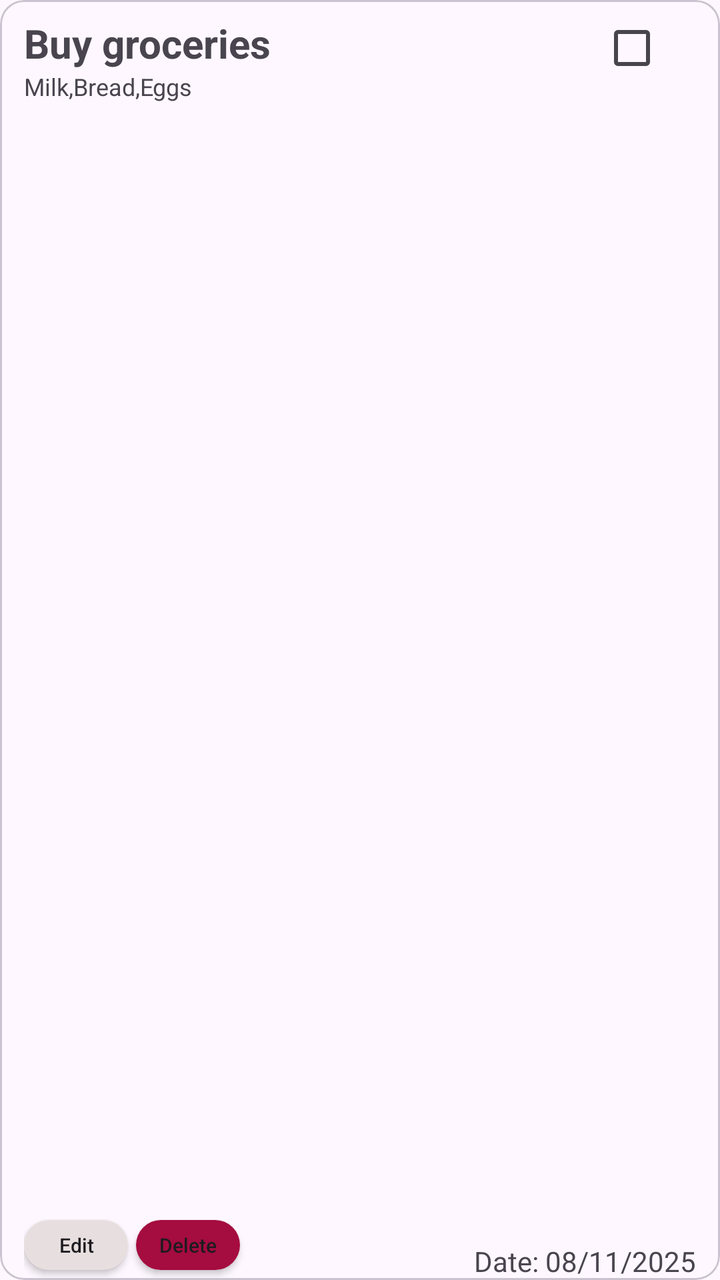
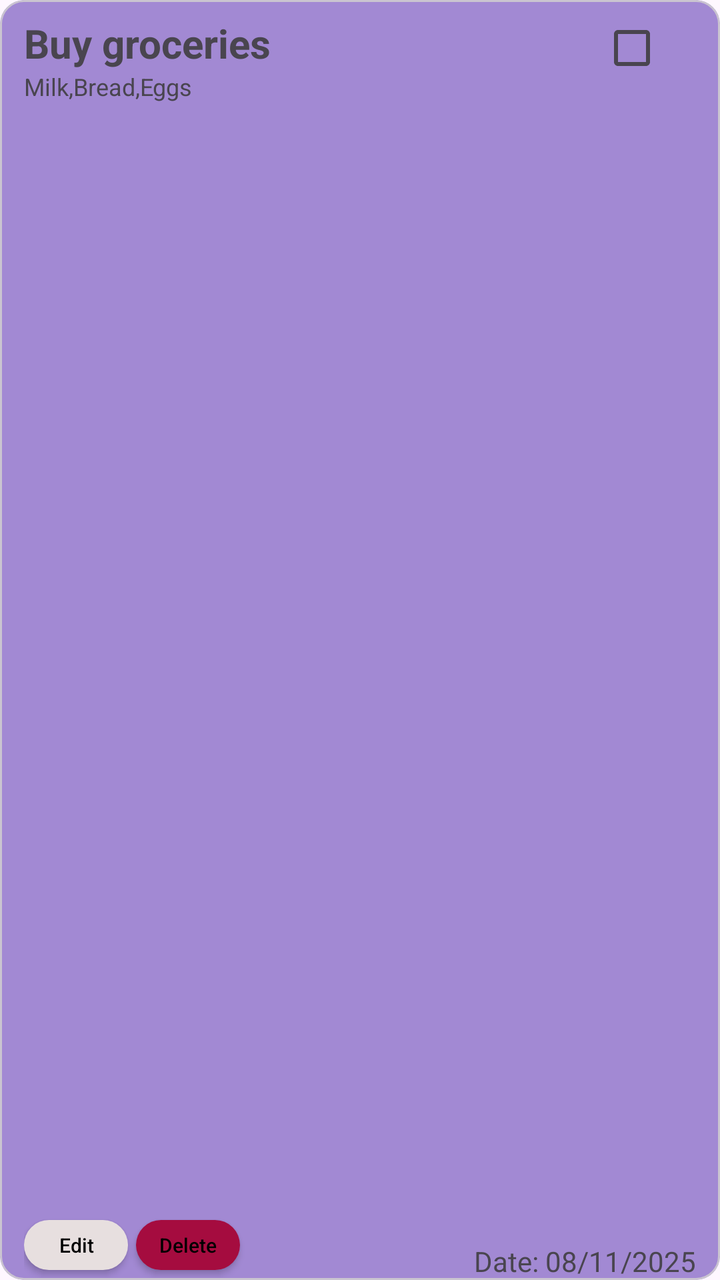

An Android layout rendered at two revisions. The XML below is the earlier revision; the diff shows what the commit changed to produce the second picture.
<!-- AndroidManifest.xml: application theme Theme.TaskManager -->
<!-- res/layout/int_layout.xml -->
<?xml version="1.0" encoding="utf-8"?>
<com.google.android.material.card.MaterialCardView xmlns:android="http://schemas.android.com/apk/res/android"
    xmlns:app="http://schemas.android.com/apk/res-auto"
    android:layout_margin="10dp"
    app:cardCornerRadius="12dp"
    android:elevation="28dp"
    android:layout_width="match_parent"
    android:layout_height="88dp">

    <androidx.constraintlayout.widget.ConstraintLayout
        android:paddingHorizontal="12dp"
        android:layout_width="match_parent"
        android:layout_height="match_parent">

        <TextView
            android:id="@+id/title1"
            android:layout_marginVertical="8dp"
            android:text="Buy groceries"
            android:textSize="20sp"
            app:layout_constraintTop_toTopOf="parent"
            app:layout_constraintStart_toStartOf="parent"
            android:textStyle="bold"
            android:layout_width="wrap_content"
            android:layout_height="wrap_content"/>

        <TextView
            android:id="@+id/title2"
            android:text="Milk,Bread,Eggs"
            android:textSize="12sp"
            app:layout_constraintTop_toBottomOf="@id/title1"
            app:layout_constraintStart_toStartOf="parent"
            android:layout_width="wrap_content"
            android:layout_height="wrap_content"/>

        <CheckBox
            app:layout_constraintVertical_bias="0"
            android:layout_width="wrap_content"
            android:layout_height="wrap_content"
            app:layout_constraintBottom_toBottomOf="parent"
            app:layout_constraintEnd_toEndOf="parent"
            app:layout_constraintStart_toStartOf="parent"
            app:layout_constraintTop_toTopOf="parent"
            app:layout_constraintHorizontal_bias="1"/>

        <TextView
            android:id="@+id/date"
            app:layout_constraintBottom_toBottomOf="parent"
            app:layout_constraintEnd_toEndOf="parent"
            android:text="Date: 08/11/2025"
            android:layout_width="wrap_content"
            android:layout_height="wrap_content"/>

        <androidx.appcompat.widget.AppCompatButton
            android:id="@+id/edit_btn"
            android:background="@drawable/circle_btn2"
            android:textSize="10sp"
            android:textAllCaps="false"
            android:text="Edit"
            app:layout_constraintBottom_toBottomOf="parent"
            app:layout_constraintStart_toStartOf="parent"
            android:layout_marginVertical="5dp"
            android:layout_width="52dp"
            android:layout_height="25dp"/>

        <androidx.appcompat.widget.AppCompatButton
            android:id="@+id/dlt_btn"
            android:background="@drawable/circle_btn"
            android:textSize="10sp"
            android:textAllCaps="false"
            android:text="Delete"
            app:layout_constraintBottom_toBottomOf="parent"
            app:layout_constraintStart_toEndOf="@id/edit_btn"
            android:layout_marginStart="4dp"
            android:layout_marginVertical="5dp"
            android:layout_width="52dp"
            android:layout_height="25dp"/>


    </androidx.constraintlayout.widget.ConstraintLayout>

</com.google.android.material.card.MaterialCardView>
<!-- resources referenced by this layout -->
<resources>
  <!-- drawable circle_btn (drawable) -->
  <?xml version="1.0" encoding="utf-8"?>
  <shape xmlns:android="http://schemas.android.com/apk/res/android">
  
      <solid
          android:color="#A50C3F"/>
  
          <corners
              android:radius="20dp"/>
  
              <size
                  android:width="50dp"
                  android:height="18dp"/>
  
  </shape>
  <!-- drawable circle_btn2 (drawable) -->
  <?xml version="1.0" encoding="utf-8"?>
  <shape xmlns:android="http://schemas.android.com/apk/res/android">
      <solid
          android:color="#E7DFDF"/>
  
      <corners
          android:radius="20dp"/>
  
      <size
          android:width="50dp"
          android:height="18dp"/>
  
  </shape>
  <style name="Theme.TaskManager" parent="Base.Theme.TaskManager" />
  <style name="Base.Theme.TaskManager" parent="Theme.Material3.DayNight.NoActionBar">
          
          
      </style>
</resources>

<!-- the commit's change to res/layout/int_layout.xml (unified diff, before → after) -->
@@ -3,6 +3,7 @@
     xmlns:app="http://schemas.android.com/apk/res-auto"
     android:layout_margin="10dp"
     app:cardCornerRadius="12dp"
+    android:backgroundTint="#A289D3"
     android:elevation="28dp"
     android:layout_width="match_parent"
     android:layout_height="88dp">
@@ -51,6 +52,7 @@
             android:layout_height="wrap_content"/>
 
         <androidx.appcompat.widget.AppCompatButton
+            android:textColor="@color/black"
             android:id="@+id/edit_btn"
             android:background="@drawable/circle_btn2"
             android:textSize="10sp"
@@ -63,6 +65,7 @@
             android:layout_height="25dp"/>
 
         <androidx.appcompat.widget.AppCompatButton
+            android:textColor="@color/black"
             android:id="@+id/dlt_btn"
             android:background="@drawable/circle_btn"
             android:textSize="10sp"
<!-- resource entries referenced after the edit -->
@@ -1,5 +1,6 @@
 <!-- resources referenced by this layout -->
 <resources>
+  <color name="black">#FF000000</color>
   <!-- drawable circle_btn (drawable) -->
   <?xml version="1.0" encoding="utf-8"?>
   <shape xmlns:android="http://schemas.android.com/apk/res/android">
